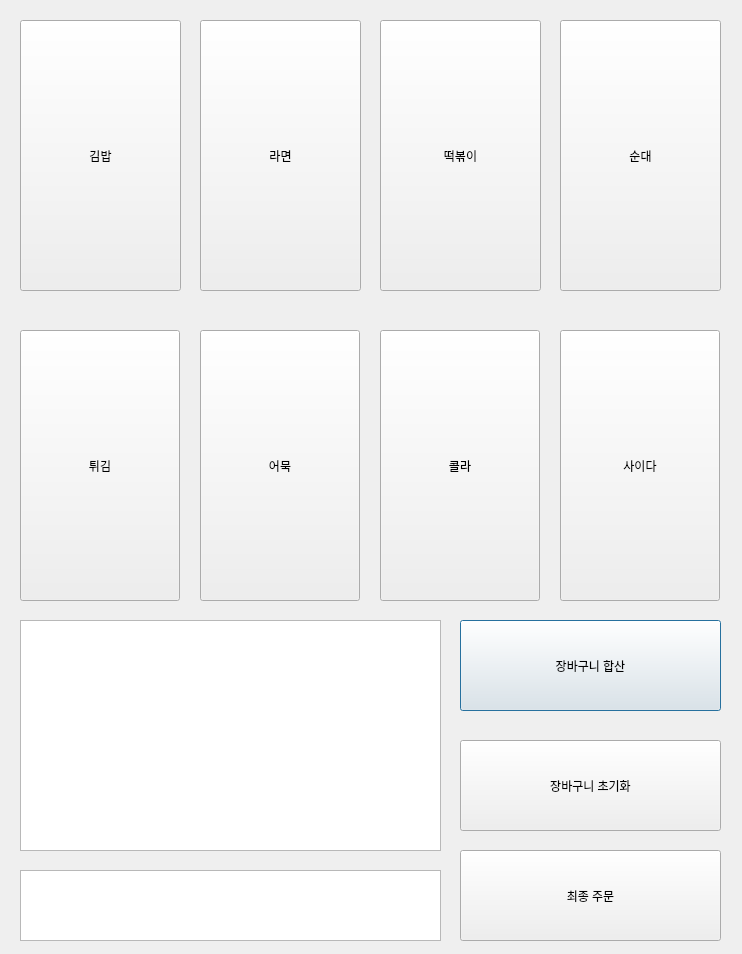
Qt form Kiosk_draft.ui (HaesungAhn0205/Kiosk_PyQt5) before a commit.
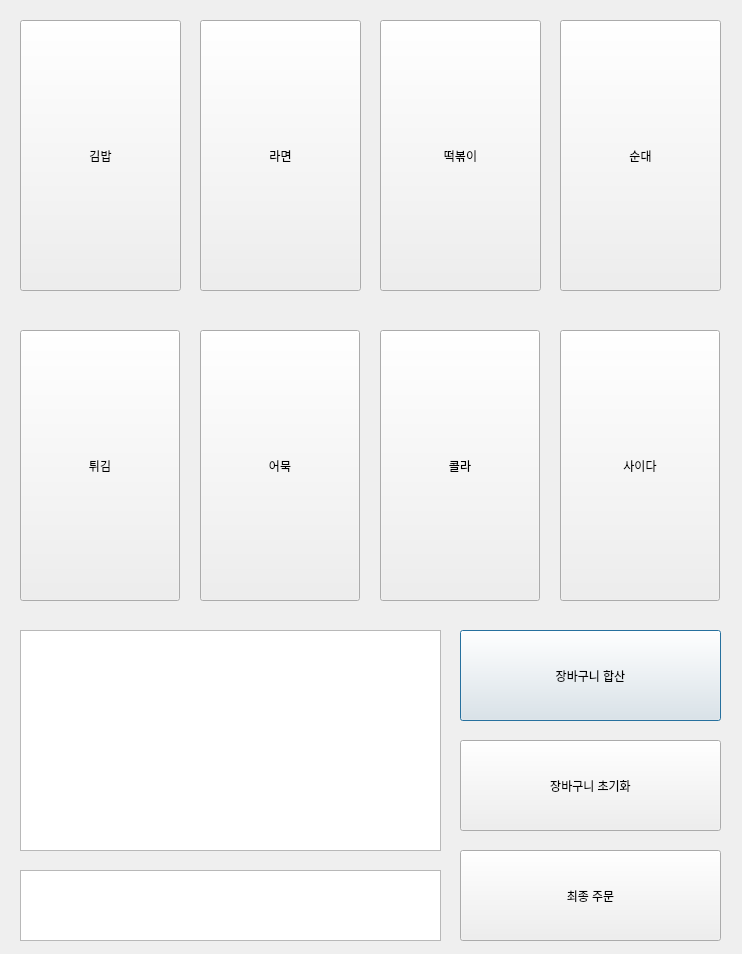
The same form after that commit.

```diff
--- a/Kiosk_draft.ui
+++ b/Kiosk_draft.ui
@@ -17,7 +17,7 @@
    <property name="geometry">
     <rect>
      <x>460</x>
-     <y>620</y>
+     <y>630</y>
      <width>261</width>
      <height>91</height>
     </rect>
@@ -147,9 +147,9 @@
    <property name="geometry">
     <rect>
      <x>20</x>
-     <y>620</y>
+     <y>630</y>
      <width>421</width>
-     <height>231</height>
+     <height>221</height>
     </rect>
    </property>
   </widget>
```
Left out of the diff: 17 changed lines with no effect on the pictures.
